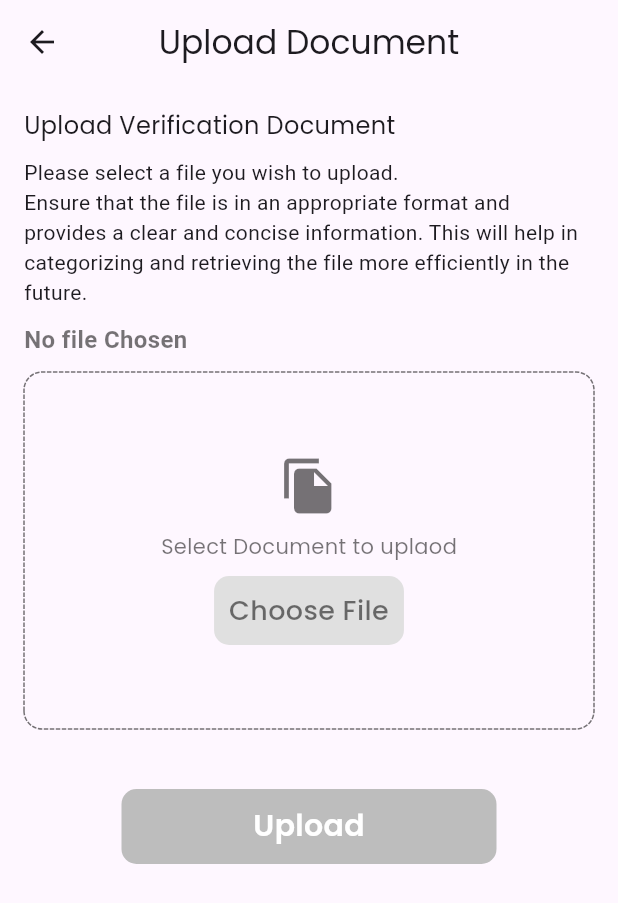
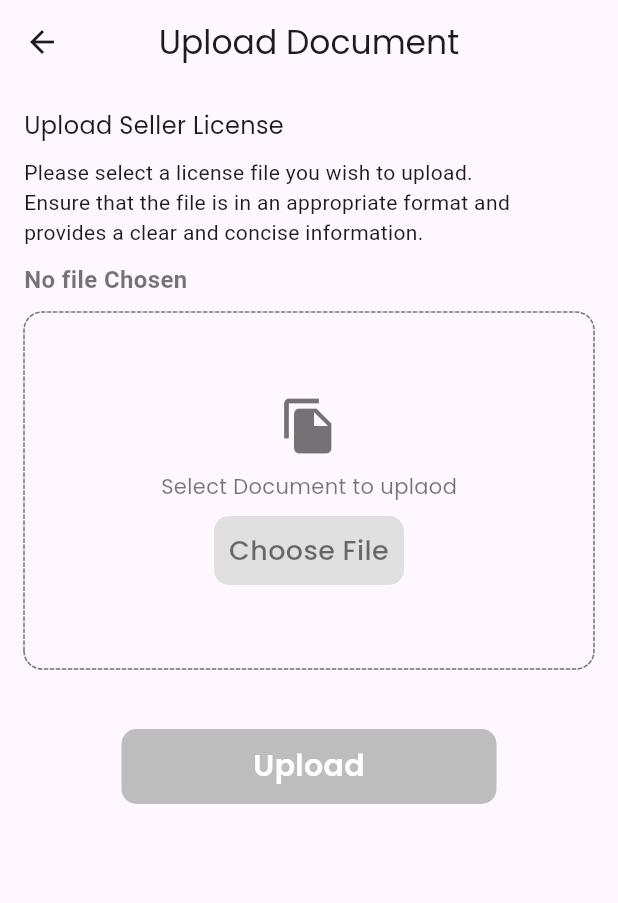
Before and after one commit to kimemia21/wakulima, a Flutter app: the Docsverification screen opened directly, on a phone screen of 412 x 824 dp. Shown: the top 903 px of the screen. Run offline on Flutter 3.47's test engine with Material 3 defaults, Android fonts, the phone set to English and light mode, and no system bars; drawn by our look-alikes of dotted_border; our stand-ins replace auth_buttons, cherry_toast, cloud_firestore, connectivity_plus, curved_navigation_bar, file_picker and 10 more; missing offline and left inert: clippy_flutter, dart:ffi, vertical_card_pager; accounts and stored records are empty; network calls fail; statements that could not run were skipped.

Commit message:
init monday

```diff
--- a/app/lib/DocsVerification.dart
+++ b/app/lib/DocsVerification.dart
@@ -162,7 +162,7 @@ class _DocsverificationState extends State<Docsverification>
             crossAxisAlignment: CrossAxisAlignment.start,
             children: [
               Text(
-                "Upload Verification Document",
+                "Upload Seller License",
                 style: GoogleFonts.poppins(
                     fontSize: 16, fontWeight: FontWeight.w400),
                 // style: Theme.of(context).textTheme.headline5,
@@ -170,7 +170,7 @@ class _DocsverificationState extends State<Docsverification>
               SizedBox(height: 10),
               Text(
                 // textAlign: TextAlign.center,
-                "Please select a file you wish to upload.\nEnsure that the file is in an appropriate format and provides a clear and concise information. This will help in categorizing and retrieving the file more efficiently in the future.",
+                "Please select a license file you wish to upload.\nEnsure that the file is in an appropriate format and provides a clear and concise information.",
                 // style: Theme.of(context).textTheme.bodyText1,
               ),
               SizedBox(height: 10),
--- a/app/lib/contant.dart
+++ b/app/lib/contant.dart
@@ -1,10 +1,12 @@
 import 'package:flutter/material.dart';
+import 'package:google_fonts/google_fonts.dart';
 
 enum Role { TANKER, FIGHTER, MARKSMAN, MAGE, ASSASIN }
 
 enum Difficulty { LOW, MODERATE, HIGH }
 
-final backgoundColor = Colors.grey.shade200;
+final backgoundColor = Colors.grey.shade300;
+final imageOpacity = Colors.black54;
 final appbarColor = Color(0xff112120);
 
 final detailsTextColor = Color(0xff112120);
@@ -12,26 +14,26 @@ final detailsTextColor = Color(0xff112120);
 final difficultyEnableColor = Color(0xff08d6f6);
 final difficultyDisableColor = Color(0xff023240);
 
-const textTheme = TextTheme(
+final textTheme = TextTheme(
   titleLarge: TextStyle(
       fontSize: 60.0,
       fontWeight: FontWeight.bold,
-      color: Colors.white,
+      color: Colors.black54,
       fontStyle: FontStyle.italic,
       letterSpacing: 4.0),
   titleMedium: TextStyle(
       fontSize: 17.0,
       fontWeight: FontWeight.normal,
-      color: Colors.white,
+      color: Colors.black54,
       letterSpacing: 1.0),
   titleSmall: TextStyle(
       fontSize: 13.0,
       fontWeight: FontWeight.normal,
-      color: Colors.white,
+      color: Colors.black54,
       letterSpacing: 1.0),
-  bodyLarge: TextStyle(
-      fontSize: 13.0,
-      fontWeight: FontWeight.normal,
-      color: Colors.white,
+  bodyLarge: GoogleFonts.poppins(
+      fontSize: 16.0,
+      fontWeight: FontWeight.w600,
+      color: Colors.black54,
       letterSpacing: 1.0),
 );
```
Also changed, not shown: app/lib/Homepage.dart (+5 -5 lines), app/lib/detail_view.dart (+17 -13 lines).
